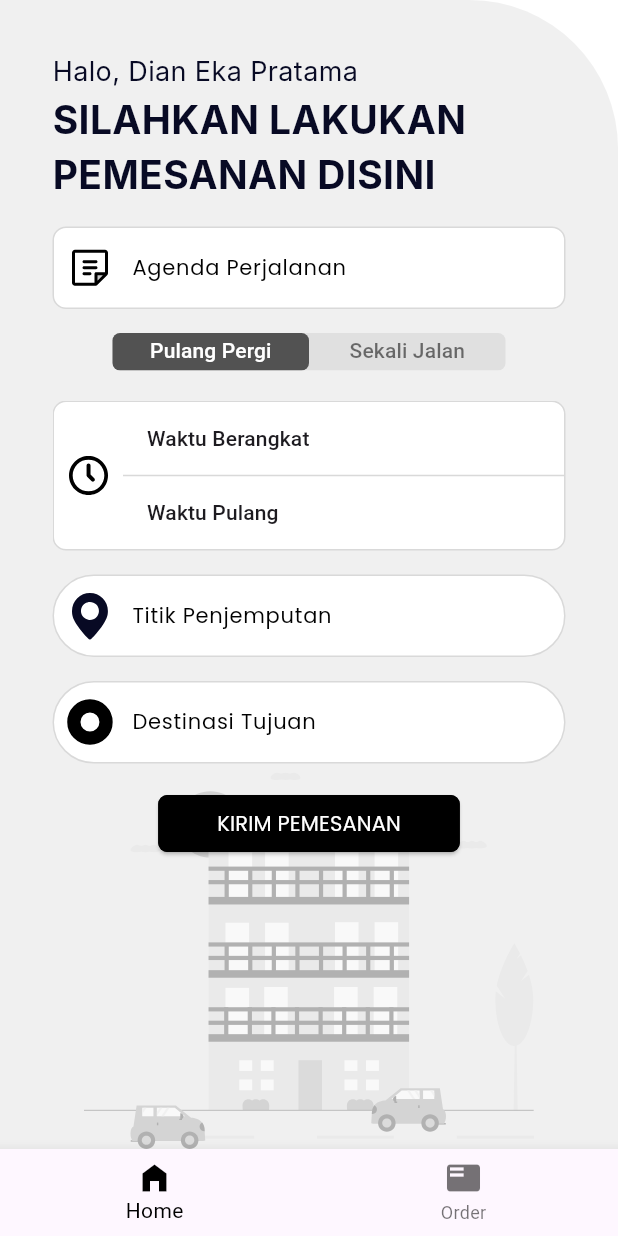
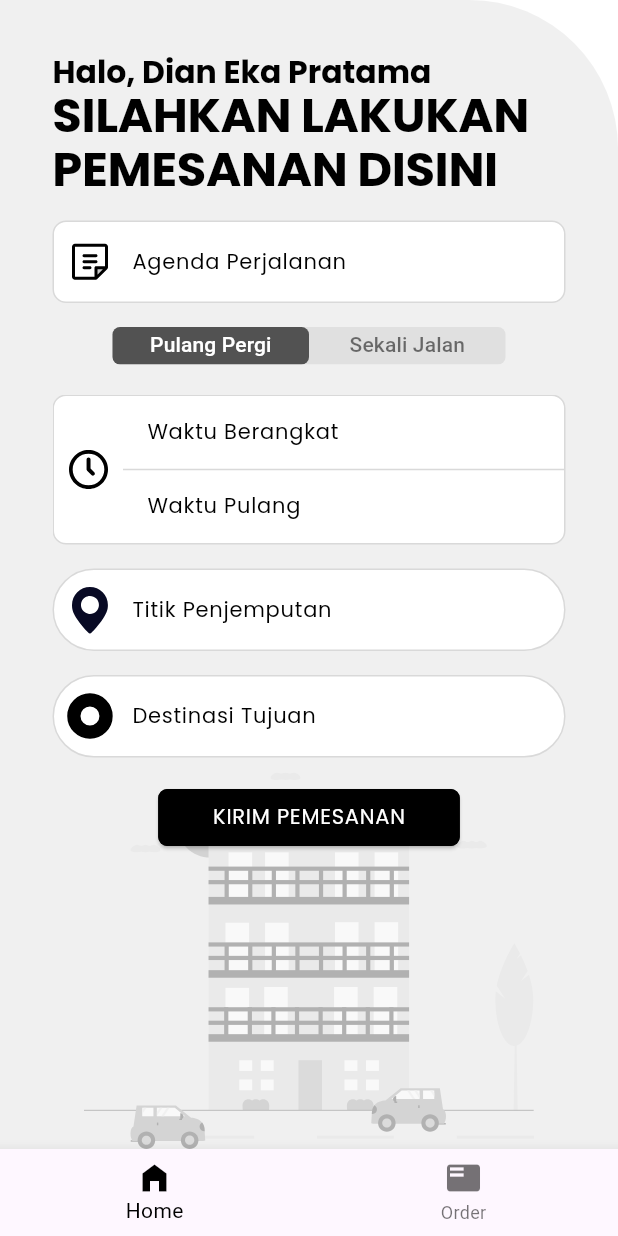
Before and after one commit to triastanto/basic_fleet, a Flutter app: the screen it shows after launch, on a phone screen of 412 x 824 dp. Run offline on Flutter 3.47's test engine with Material 3 defaults, Android fonts, the light colour scheme and no system bars; our stand-ins replace flutter_svg, google_fonts; Roboto replaces fonts that are missing (Inter).

Commit message:
refactor components to use theme

```diff
--- a/lib/basic_fleet_theme.dart
+++ b/lib/basic_fleet_theme.dart
@@ -5,7 +5,7 @@ class BasicFleetTheme {
   static TextTheme lightTextTheme = TextTheme(
     bodyLarge: GoogleFonts.poppins(
       fontSize: 14.0,
-      fontWeight: FontWeight.w700,
+      fontWeight: FontWeight.w400,
       color: Colors.black,
     ),
     displayLarge: GoogleFonts.poppins(
--- a/lib/components/agenda_input.dart
+++ b/lib/components/agenda_input.dart
@@ -6,6 +6,7 @@ class AgendaInput extends StatelessWidget {
 
   @override
   Widget build(BuildContext context) {
+    final theme = Theme.of(context);
     return Container(
       height: 55,
       decoration: ShapeDecoration(
@@ -18,10 +19,7 @@ class AgendaInput extends StatelessWidget {
       child: TextField(
         decoration: InputDecoration(
           hintText: 'Agenda Perjalanan',
-          hintStyle: const TextStyle(
-            color: Colors.black,
-            fontSize: 14,
-            fontFamily: 'Poppins',
+          hintStyle: theme.textTheme.bodyLarge?.copyWith(
             fontWeight: FontWeight.w400,
           ),
           prefixIcon: Padding(
--- a/lib/components/date_time_button.dart
+++ b/lib/components/date_time_button.dart
@@ -45,7 +45,7 @@ class DateTimeButtonState extends State<DateTimeButton> {
           alignment: Alignment.centerLeft,
           child: Text(
             displayText,
-            style: Theme.of(context).textTheme.titleSmall,
+            style: Theme.of(context).textTheme.bodyLarge,
           ),
         ),
       ),
--- a/lib/components/header.dart
+++ b/lib/components/header.dart
@@ -10,26 +10,17 @@ class Header extends StatelessWidget {
 
   @override
   Widget build(BuildContext context) {
+    final theme = Theme.of(context);
     return Column(
       crossAxisAlignment: CrossAxisAlignment.start,
       children: [
         Text(
           'Halo, $name',
-          style: const TextStyle(
-            color: Color(0xFF080A24),
-            fontSize: 18,
-            fontFamily: 'Inter',
-            fontWeight: FontWeight.w400,
-          ),
+          style: theme.textTheme.displayMedium,
         ),
-        const Text(
+        Text(
           'SILAHKAN LAKUKAN PEMESANAN DISINI',
-          style: TextStyle(
-            color: Color(0xFF080A24),
-            fontSize: 26,
-            fontFamily: 'Inter',
-            fontWeight: FontWeight.w700,
-          ),
+          style: theme.textTheme.displayLarge,
         ),
       ],
     );
--- a/lib/components/location_input.dart
+++ b/lib/components/location_input.dart
@@ -13,6 +13,7 @@ class LocationInput extends StatelessWidget {
 
   @override
   Widget build(BuildContext context) {
+    final theme = Theme.of(context);
     return Container(
       height: 55,
       decoration: ShapeDecoration(
@@ -25,10 +26,7 @@ class LocationInput extends StatelessWidget {
       child: TextField(
         decoration: InputDecoration(
           hintText: hintText,
-          hintStyle: const TextStyle(
-            color: Colors.black,
-            fontSize: 14,
-            fontFamily: 'Poppins',
+          hintStyle: theme.textTheme.bodyLarge?.copyWith(
             fontWeight: FontWeight.w400,
           ),
           prefixIcon: Padding(
--- a/lib/components/submit_button.dart
+++ b/lib/components/submit_button.dart
@@ -10,23 +10,22 @@ class SubmitButton extends StatelessWidget {
 
   @override
   Widget build(BuildContext context) {
+    final theme = Theme.of(context);
     return Center(
       child: ElevatedButton(
         onPressed: onPressed,
         style: ElevatedButton.styleFrom(
-          backgroundColor: Colors.black,
+          backgroundColor: theme.floatingActionButtonTheme.backgroundColor,
           minimumSize: const Size(201, 38),
           shape: RoundedRectangleBorder(
             side: const BorderSide(width: 1),
             borderRadius: BorderRadius.circular(6),
           ),
         ),
-        child: const Text(
+        child: Text(
           'KIRIM PEMESANAN',
-          style: TextStyle(
+          style: theme.textTheme.bodyLarge?.copyWith(
             color: Colors.white,
-            fontSize: 14,
-            fontFamily: 'Poppins',
             fontWeight: FontWeight.w400,
           ),
         ),
--- a/lib/components/tab_item.dart
+++ b/lib/components/tab_item.dart
@@ -12,6 +12,7 @@ class TabItem extends StatelessWidget {
 
   @override
   Widget build(BuildContext context) {
+    final theme = Theme.of(context);
     return Tab(
       child: Row(
         mainAxisAlignment: MainAxisAlignment.center,
@@ -20,8 +21,8 @@ class TabItem extends StatelessWidget {
             title,
             overflow: TextOverflow.ellipsis,
           ),
-          count > 0
-              ? Container(
+          if (count > 0)
+            Container(
               margin: const EdgeInsetsDirectional.only(start: 5),
               padding: const EdgeInsets.all(3),
               decoration: BoxDecoration(
@@ -31,14 +32,13 @@ class TabItem extends StatelessWidget {
               child: Center(
                 child: Text(
                   count > 9 ? "9+" : count.toString(),
-                      style: const TextStyle(
+                  style: theme.textTheme.bodyLarge?.copyWith(
                     color: Colors.black54,
                     fontSize: 10,
                   ),
                 ),
               ),
-                )
-              : const SizedBox(width: 0, height: 0),
+            ),
         ],
       ),
     );
```
Lines whose indentation alone changed are shown as unchanged.
